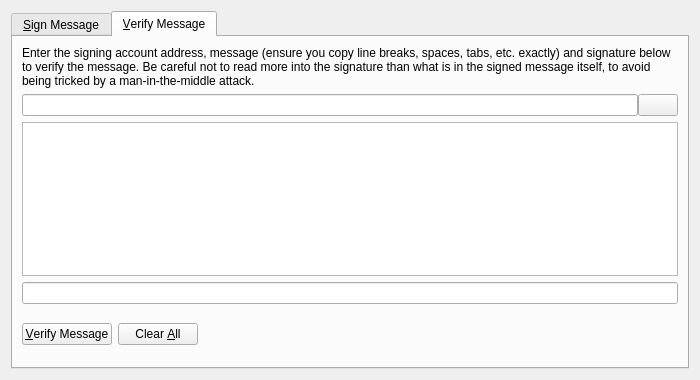
EverGreenCoinDev/EverGreenCoin, file src/qt/forms/signverifymessagedialog.ui: the form before one commit.
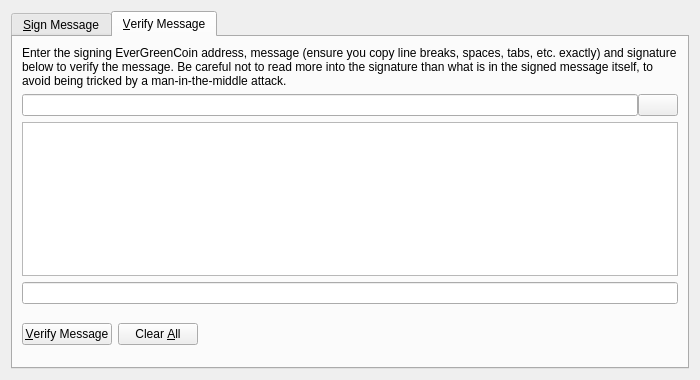
The form after the commit. The open tabs and pages were chosen to show the change. Icons and pictures are not drawn. Custom widgets are drawn as their Qt base class.

What changed in the file:
```diff
--- a/src/qt/forms/signverifymessagedialog.ui
+++ b/src/qt/forms/signverifymessagedialog.ui
@@ -277,7 +277,7 @@
        <item>
         <widget class="QLabel" name="infoLabel_VM">
          <property name="text">
-          <string>Enter the signing account address, message (ensure you copy line breaks, spaces, tabs, etc. exactly) and signature below to verify the message. Be careful not to read more into the signature than what is in the signed message itself, to avoid being tricked by a man-in-the-middle attack.</string>
+          <string>Enter the signing EverGreenCoin address, message (ensure you copy line breaks, spaces, tabs, etc. exactly) and signature below to verify the message. Be careful not to read more into the signature than what is in the signed message itself, to avoid being tricked by a man-in-the-middle attack.</string>
          </property>
          <property name="textFormat">
           <enum>Qt::PlainText</enum>
```
Left out of the diff: 2 changed lines with no effect on the pictures.
